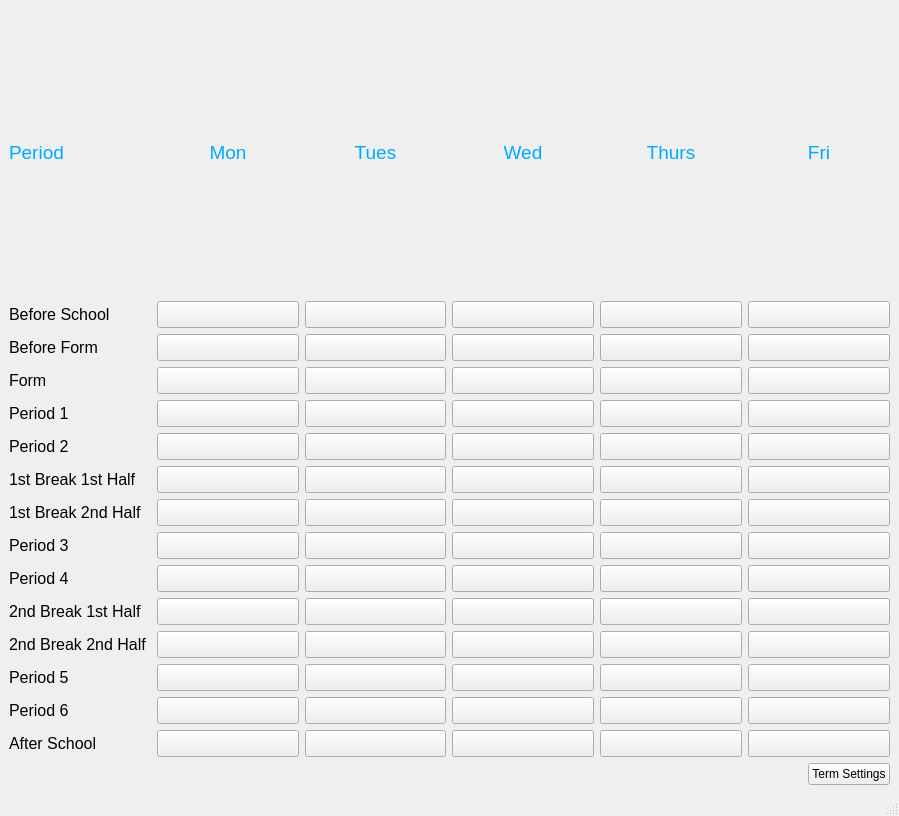
Qt form tt2outlook.ui (DamoM73/timetabler2outlook) before a commit.
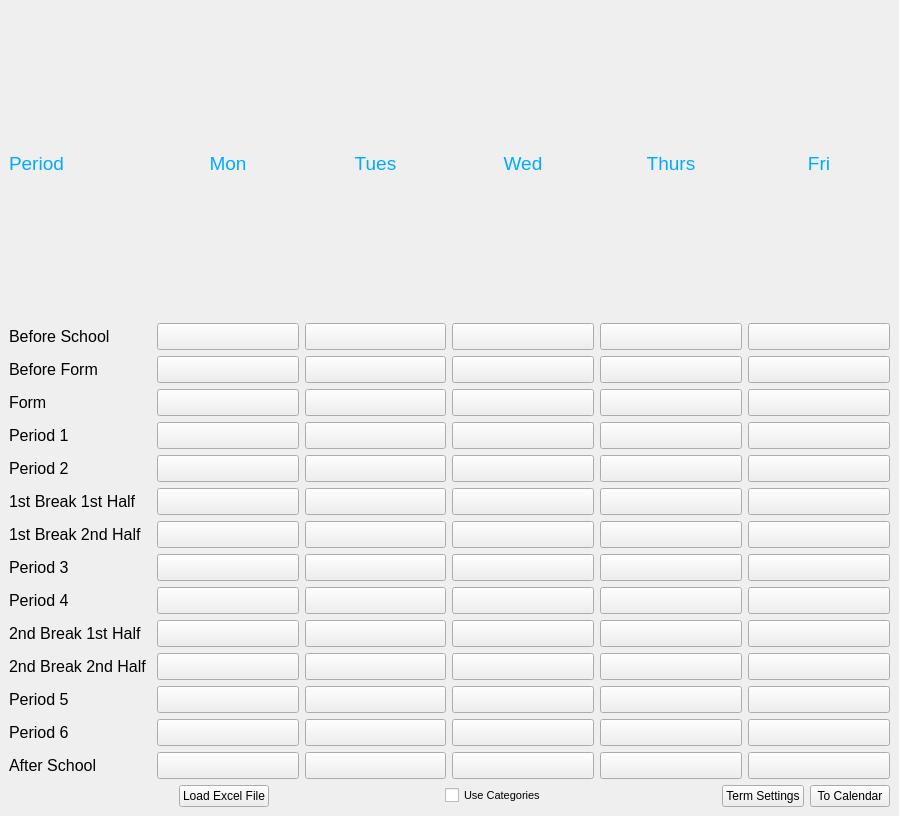
The same form after that commit.

Diff of the .ui file:
```diff
--- a/tt2outlook.ui
+++ b/tt2outlook.ui
@@ -1432,6 +1432,26 @@
       </item>
       <item>
        <layout class="QHBoxLayout" name="horizontalLayout_2">
+        <item>
+         <spacer name="horizontalSpacer_2">
+          <property name="orientation">
+           <enum>Qt::Horizontal</enum>
+          </property>
+          <property name="sizeHint" stdset="0">
+           <size>
+            <width>40</width>
+            <height>20</height>
+           </size>
+          </property>
+         </spacer>
+        </item>
+        <item>
+         <widget class="QPushButton" name="excel_btn">
+          <property name="text">
+           <string>Load Excel File</string>
+          </property>
+         </widget>
+        </item>
         <item>
          <spacer name="horizontalSpacer">
           <property name="orientation">
@@ -1445,6 +1465,31 @@
           </property>
          </spacer>
         </item>
+        <item>
+         <widget class="QCheckBox" name="categories_ck">
+          <property name="font">
+           <font>
+            <pointsize>8</pointsize>
+           </font>
+          </property>
+          <property name="text">
+           <string>Use Categories</string>
+          </property>
+         </widget>
+        </item>
+        <item>
+         <spacer name="horizontalSpacer_3">
+          <property name="orientation">
+           <enum>Qt::Horizontal</enum>
+          </property>
+          <property name="sizeHint" stdset="0">
+           <size>
+            <width>40</width>
+            <height>20</height>
+           </size>
+          </property>
+         </spacer>
+        </item>
         <item>
          <widget class="QPushButton" name="term_settings_btn">
           <property name="text">
@@ -1452,13 +1497,22 @@
           </property>
          </widget>
         </item>
+        <item>
+         <widget class="QPushButton" name="write_btn">
+          <property name="toolTip">
+           <string>Send lessons to Outllook Calendar</string>
+          </property>
+          <property name="text">
+           <string>To Calendar</string>
+          </property>
+         </widget>
+        </item>
        </layout>
       </item>
      </layout>
     </item>
    </layout>
   </widget>
-  <widget class="QStatusBar" name="statusbar"/>
  </widget>
  <resources/>
  <connections/>
```
